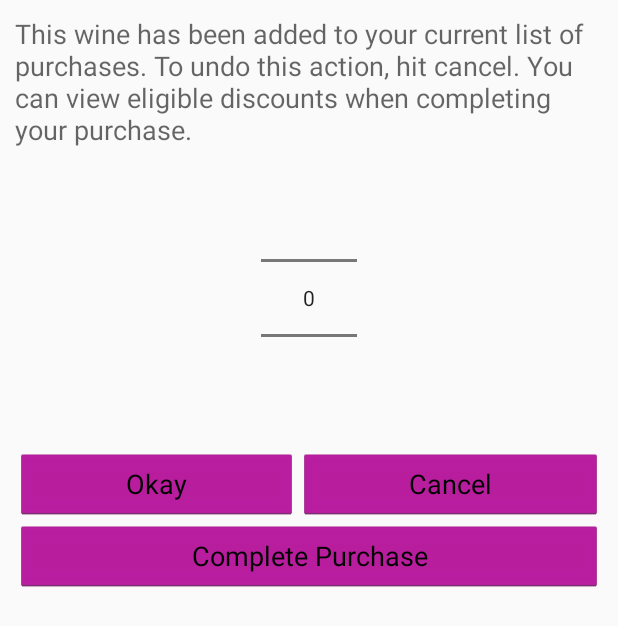
After one commit to CMSC436-Wine-App/Wine, an Android app: the layout dialog_purchase_number.xml on its own in the app's theme, with its tools: preview values and no code run, on a phone screen of 412 x 824 dp. The commit adds this screen. Shown: the top 626 px of the screen. Run offline under Robolectric (Android 15) with nearby library versions, the phone set to English and light mode, and no system bars.

Commit message:
dialog stuff and fixing back buttons

```diff
--- a/app/src/main/java/wine/cmsc436/wine/ReviewDetailActivity.java
+++ b/app/src/main/java/wine/cmsc436/wine/ReviewDetailActivity.java
@@ -42,6 +42,8 @@ public class ReviewDetailActivity extends BaseActivity {
     public void onCreate(Bundle savedInstanceState) {
         super.onCreate(savedInstanceState);
         setContentView(R.layout.activity_review_detail);
+
+        getSupportActionBar().setDisplayHomeAsUpEnabled(true);
 
         facebookPost = new FacebookPost(this, uiHelper);
         uiHelper = new UiLifecycleHelper(this, null);
--- /dev/null
+++ b/app/src/main/res/layout/dialog_purchase_number.xml
@@ -0,0 +1,57 @@
+<RelativeLayout
+    xmlns:android="http://schemas.android.com/apk/res/android"
+    android:layout_width="fill_parent"
+    android:layout_height="wrap_content"
+    android:padding="10dp">
+
+    <TextView
+        android:layout_width="wrap_content"
+        android:layout_height="wrap_content"
+        android:text="@string/purchase_dialog_content"
+        android:layout_marginBottom="10dp"
+        android:textAppearance="?android:attr/textAppearanceMedium"
+        android:id="@+id/textView" />
+
+    <NumberPicker
+        android:id="@+id/numberPicker1"
+        android:layout_width="wrap_content"
+        android:layout_height="wrap_content"
+        android:layout_below="@+id/textView"
+        android:layout_centerHorizontal="true"
+        android:layout_marginBottom="10dp"/>
+
+    <LinearLayout
+        android:id="@+id/layout1"
+        android:layout_width="match_parent"
+        android:layout_height="wrap_content"
+        android:layout_below="@+id/numberPicker1"
+        android:layout_alignEnd="@+id/textView">
+
+        <Button
+            android:id="@+id/confirmBtn"
+            android:layout_width="wrap_content"
+            android:layout_height="wrap_content"
+            android:text="@string/purchase_dialog_OK"
+            android:layout_weight="1"
+            style="@style/ButtonGrape" />
+
+        <Button
+            android:id="@+id/cancelBtn"
+            android:layout_width="wrap_content"
+            android:layout_height="wrap_content"
+            android:text="@string/purchase_dialog_cancel"
+            android:layout_weight="1"
+            style="@style/ButtonGrape" />
+
+        </LinearLayout>
+
+    <Button
+        android:id="@+id/checkoutBtn"
+        android:layout_width="match_parent"
+        android:layout_height="wrap_content"
+        android:text="@string/purchase_dialog_checkout"
+        android:layout_below="@+id/layout1"
+        android:layout_centerHorizontal="true"
+        style="@style/ButtonGrape" />
+
+</RelativeLayout>
```
Also changed, not shown: app/src/main/AndroidManifest.xml (+5 -10 lines), app/src/main/java/wine/cmsc436/wine/BadgeListActivity.java (+16 -0 lines), app/src/main/java/wine/cmsc436/wine/DiscountOverviewActivity.java (+20 -2 lines), app/src/main/java/wine/cmsc436/wine/PurchaseHistoryActivity.java (+5 -11 lines), app/src/main/java/wine/cmsc436/wine/PurchaseHistoryOverviewActivity.java (+5 -12 lines), app/src/main/java/wine/cmsc436/wine/UserBadgeAttrActivity.java (+2 -13 lines), app/src/main/java/wine/cmsc436/wine/WineDetailActivity.java (+69 -22 lines), app/src/main/java/wine/cmsc436/wine/WinePurchase.java (+7 -0 lines), app/src/main/java/wine/cmsc436/wine/WineReviewListActivity.java (+12 -0 lines).
